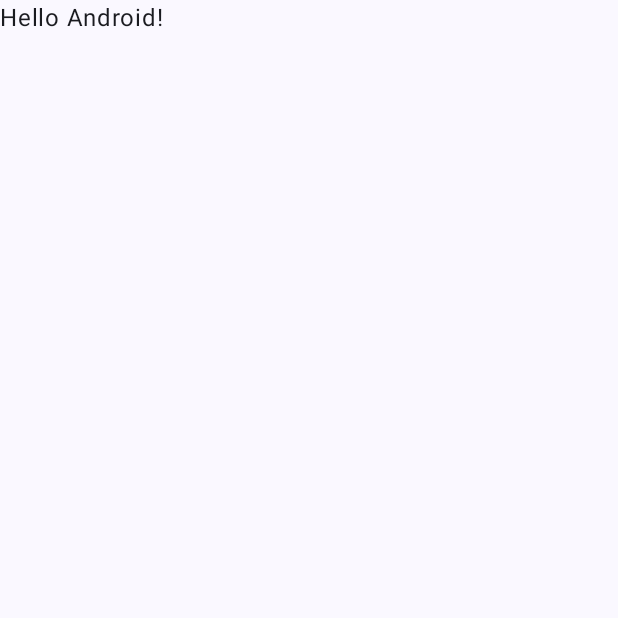
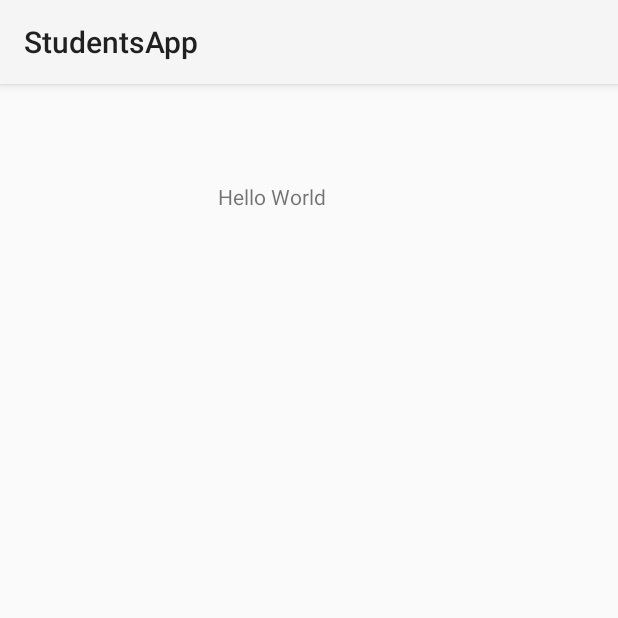
Before and after one commit to ofriyaakov/Mobile_Class_02, an Android app built with Jetpack Compose: the screen it shows after launch (MainActivity), on a phone screen of 412 x 824 dp, the top half of it. Before the commit the part shown is almost empty. Run offline under Robolectric (Android 15) with nearby library versions, the phone set to English and light mode, and no system bars.

Commit message:
fix/view

```diff
--- a/app/build.gradle.kts
+++ b/app/build.gradle.kts
@@ -49,6 +49,8 @@ dependencies {
     implementation(libs.androidx.ui.graphics)
     implementation(libs.androidx.ui.tooling.preview)
     implementation(libs.androidx.material3)
+    implementation(libs.androidx.appcompat)
+    implementation(libs.androidx.constraintlayout)
     testImplementation(libs.junit)
     androidTestImplementation(libs.androidx.junit)
     androidTestImplementation(libs.androidx.espresso.core)
--- a/app/src/main/AndroidManifest.xml
+++ b/app/src/main/AndroidManifest.xml
@@ -10,13 +10,13 @@
         android:label="@string/app_name"
         android:roundIcon="@mipmap/ic_launcher_round"
         android:supportsRtl="true"
-        android:theme="@style/Theme.StudentsApp"
+        android:theme="@style/Theme.AppCompat.Light"
         tools:targetApi="31">
         <activity
             android:name=".MainActivity"
             android:exported="true"
             android:label="@string/app_name"
-            android:theme="@style/Theme.StudentsApp">
+            android:theme="@style/Theme.AppCompat.Light">
             <intent-filter>
                 <action android:name="android.intent.action.MAIN" />
 
--- /dev/null
+++ b/app/src/main/java/com/example/studentsapp/ListActivity.kt
@@ -0,0 +1 @@
+package com.example.studentsapp
--- a/app/src/main/java/com/example/studentsapp/MainActivity.kt
+++ b/app/src/main/java/com/example/studentsapp/MainActivity.kt
@@ -1,47 +1,23 @@
 package com.example.studentsapp
 
 import android.os.Bundle
-import androidx.activity.ComponentActivity
-import androidx.activity.compose.setContent
 import androidx.activity.enableEdgeToEdge
-import androidx.compose.foundation.layout.fillMaxSize
-import androidx.compose.foundation.layout.padding
-import androidx.compose.material3.Scaffold
-import androidx.compose.material3.Text
-import androidx.compose.runtime.Composable
-import androidx.compose.ui.Modifier
-import androidx.compose.ui.tooling.preview.Preview
-import com.example.studentsapp.ui.theme.StudentsAppTheme
+import androidx.appcompat.app.AppCompatActivity
+import androidx.core.view.ViewCompat
+import androidx.core.view.WindowInsetsCompat
 
-class MainActivity : ComponentActivity() {
+class MainActivity : AppCompatActivity() {
     override fun onCreate(savedInstanceState: Bundle?) {
         super.onCreate(savedInstanceState)
         enableEdgeToEdge()
-        setContent {
-            StudentsAppTheme {
-                Scaffold(modifier = Modifier.fillMaxSize()) { innerPadding ->
-                    Greeting(
-                        name = "Android",
-                        modifier = Modifier.padding(innerPadding)
-                    )
-                }
-            }
-        }
+
+        setContentView(R.layout.activity_main)
+
+//        ViewCompat.setOnApplyWindowInsetsListener(findViewById(R.id.main)) { v, insets ->
+//            val systemBars = insets.getInsets(WindowInsetsCompat.Type.systemBars())
+//            v.setPadding(systemBars.left, systemBars.top, systemBars.right, systemBars.bottom)
+//            insets
+//        }
+
     }
 }
-
-@Composable
-fun Greeting(name: String, modifier: Modifier = Modifier) {
-    Text(
-        text = "Hello $name!",
-        modifier = modifier
-    )
-}
-
-@Preview(showBackground = true)
-@Composable
-fun GreetingPreview() {
-    StudentsAppTheme {
-        Greeting("Android")
-    }
-}
--- /dev/null
+++ b/app/src/main/res/layout/activity_main.xml
@@ -0,0 +1,23 @@
+<?xml version="1.0" encoding="utf-8"?>
+<androidx.constraintlayout.widget.ConstraintLayout xmlns:android="http://schemas.android.com/apk/res/android"
+    xmlns:app="http://schemas.android.com/apk/res-auto"
+    xmlns:tools="http://schemas.android.com/tools"
+    android:layout_width="match_parent"
+             android:layout_height="match_parent">
+
+    <TextView
+        android:id="@+id/textView"
+        android:layout_width="165dp"
+        android:layout_height="78dp"
+        android:layout_marginStart="146dp"
+        android:layout_marginTop="121dp"
+        android:layout_marginEnd="101dp"
+        android:layout_marginBottom="476dp"
+        android:text="Hello World"
+        app:layout_constraintBottom_toBottomOf="parent"
+        app:layout_constraintEnd_toEndOf="parent"
+        app:layout_constraintHorizontal_bias="1.0"
+        app:layout_constraintStart_toStartOf="parent"
+        app:layout_constraintTop_toTopOf="parent"
+        app:layout_constraintVertical_bias="0.0" />
+</androidx.constraintlayout.widget.ConstraintLayout>
--- a/gradle/libs.versions.toml
+++ b/gradle/libs.versions.toml
@@ -8,6 +8,8 @@ espressoCore = "3.6.1"
 lifecycleRuntimeKtx = "2.6.1"
 activityCompose = "1.8.0"
 composeBom = "2024.04.01"
+appcompat = "1.7.0"
+constraintlayout = "2.2.0"
 
 [libraries]
 androidx-core-ktx = { group = "androidx.core", name = "core-ktx", version.ref = "coreKtx" }
@@ -24,6 +26,8 @@ androidx-ui-tooling-preview = { group = "androidx.compose.ui", name = "ui-toolin
 androidx-ui-test-manifest = { group = "androidx.compose.ui", name = "ui-test-manifest" }
 androidx-ui-test-junit4 = { group = "androidx.compose.ui", name = "ui-test-junit4" }
 androidx-material3 = { group = "androidx.compose.material3", name = "material3" }
+androidx-appcompat = { group = "androidx.appcompat", name = "appcompat", version.ref = "appcompat" }
+androidx-constraintlayout = { group = "androidx.constraintlayout", name = "constraintlayout", version.ref = "constraintlayout" }
 
 [plugins]
 android-application = { id = "com.android.application", version.ref = "agp" }
```
